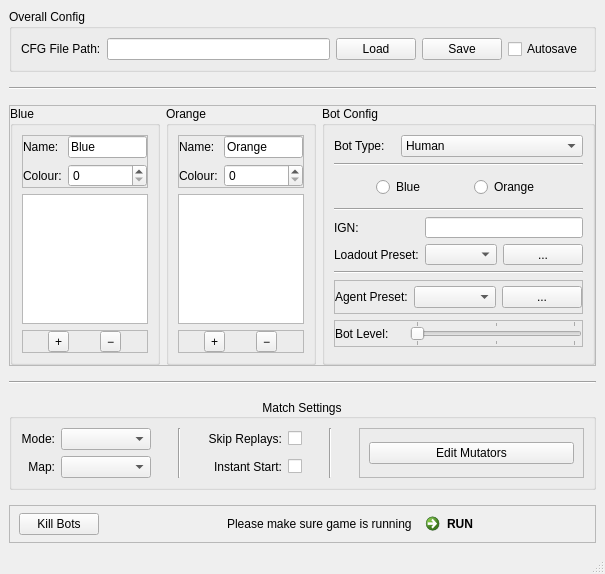
Old version of the form src/main/python/rlbot/gui/design/qt_gui.ui in the repository RLBot/RLBot.
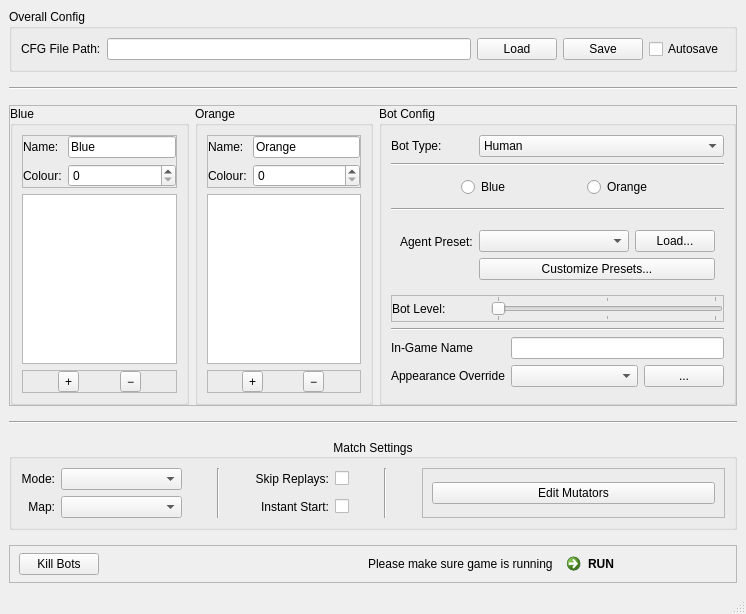
New version of the form.

Commit message: Rearranging GUI, and managing appearance configs better.

```diff
--- a/src/main/python/rlbot/gui/design/qt_gui.ui
+++ b/src/main/python/rlbot/gui/design/qt_gui.ui
@@ -6,8 +6,8 @@
    <rect>
     <x>0</x>
     <y>0</y>
-    <width>585</width>
-    <height>550</height>
+    <width>746</width>
+    <height>603</height>
    </rect>
   </property>
   <property name="windowTitle">
@@ -353,7 +353,7 @@
          <property name="checkable">
           <bool>false</bool>
          </property>
-         <layout class="QVBoxLayout" name="verticalLayout_3" stretch="0,0,0,0,0,0,0,0,0">
+         <layout class="QVBoxLayout" name="verticalLayout_3" stretch="0,0,0,0,0,0,0,0,0,0">
           <property name="sizeConstraint">
            <enum>QLayout::SetDefaultConstraint</enum>
           </property>
@@ -500,95 +500,42 @@
             </property>
            </widget>
           </item>
-          <item>
-           <widget class="QFrame" name="frame_2">
-            <property name="sizePolicy">
-             <sizepolicy hsizetype="Preferred" vsizetype="Fixed">
-              <horstretch>0</horstretch>
-              <verstretch>0</verstretch>
-             </sizepolicy>
-            </property>
-            <property name="frameShape">
-             <enum>QFrame::NoFrame</enum>
-            </property>
-            <layout class="QGridLayout" name="gridLayout" columnstretch="2,4,1">
-             <property name="leftMargin">
-              <number>0</number>
-             </property>
-             <property name="topMargin">
-              <number>0</number>
-             </property>
-             <property name="rightMargin">
-              <number>0</number>
-             </property>
-             <property name="bottomMargin">
-              <number>0</number>
-             </property>
-             <item row="0" column="0">
-              <widget class="QLabel" name="label_3">
-               <property name="text">
-                <string>IGN:</string>
-               </property>
-              </widget>
-             </item>
-             <item row="1" column="1">
-              <widget class="QComboBox" name="loadout_preset_combobox"/>
-             </item>
-             <item row="1" column="0">
-              <widget class="QLabel" name="label_4">
-               <property name="text">
-                <string>Loadout Preset:</string>
-               </property>
-              </widget>
-             </item>
-             <item row="0" column="1" colspan="2">
-              <widget class="QLineEdit" name="ign_lineedit"/>
-             </item>
-             <item row="1" column="2">
-              <widget class="QPushButton" name="loadout_preset_toolbutton">
-               <property name="text">
-                <string>...</string>
-               </property>
-              </widget>
-             </item>
-            </layout>
-           </widget>
-          </item>
-          <item>
-           <widget class="Line" name="extra_line">
-            <property name="orientation">
-             <enum>Qt::Horizontal</enum>
-            </property>
-           </widget>
-          </item>
           <item>
            <widget class="QFrame" name="rlbot_frame">
             <property name="sizePolicy">
-             <sizepolicy hsizetype="Preferred" vsizetype="Fixed">
+             <sizepolicy hsizetype="Preferred" vsizetype="Preferred">
               <horstretch>0</horstretch>
               <verstretch>0</verstretch>
              </sizepolicy>
             </property>
             <property name="frameShape">
-             <enum>QFrame::StyledPanel</enum>
+             <enum>QFrame::NoFrame</enum>
             </property>
-            <property name="frameShadow">
-             <enum>QFrame::Raised</enum>
+            <property name="lineWidth">
+             <number>1</number>
             </property>
-            <layout class="QHBoxLayout" name="horizontalLayout" stretch="2,4,1">
-             <property name="leftMargin">
-              <number>0</number>
+            <layout class="QGridLayout" name="gridLayout_3">
+             <property name="verticalSpacing">
+              <number>2</number>
              </property>
-             <property name="topMargin">
-              <number>0</number>
-             </property>
-             <property name="rightMargin">
-              <number>0</number>
-             </property>
-             <property name="bottomMargin">
-              <number>0</number>
-             </property>
-             <item>
+             <item row="2" column="1" colspan="2">
+              <widget class="QPushButton" name="agent_preset_toolbutton">
+               <property name="text">
+                <string>Customize Presets...</string>
+               </property>
+              </widget>
+             </item>
+             <item row="0" column="1">
+              <widget class="QComboBox" name="agent_preset_combobox">
+               <property name="sizePolicy">
+                <sizepolicy hsizetype="Expanding" vsizetype="Fixed">
+                 <horstretch>0</horstretch>
+                 <verstretch>0</verstretch>
+                </sizepolicy>
+               </property>
+              </widget>
+             </item>
+             <item row="0" column="0">
               <widget class="QLabel" name="label_2">
                <property name="minimumSize">
                 <size>
@@ -601,13 +548,10 @@
                </property>
               </widget>
              </item>
-             <item>
-              <widget class="QComboBox" name="agent_preset_combobox"/>
-             </item>
-             <item>
-              <widget class="QPushButton" name="agent_preset_toolbutton">
+             <item row="0" column="2">
+              <widget class="QPushButton" name="preset_load_toplevel_pushbutton">
                <property name="text">
-                <string>...</string>
+                <string>Load...</string>
                </property>
               </widget>
              </item>
@@ -679,6 +623,89 @@
             </layout>
            </widget>
           </item>
+          <item>
+           <widget class="Line" name="extra_line">
+            <property name="orientation">
+             <enum>Qt::Horizontal</enum>
+            </property>
+           </widget>
+          </item>
+          <item>
+           <widget class="QFrame" name="appearance_frame">
+            <property name="sizePolicy">
+             <sizepolicy hsizetype="Preferred" vsizetype="Fixed">
+              <horstretch>0</horstretch>
+              <verstretch>0</verstretch>
+             </sizepolicy>
+            </property>
+            <property name="frameShape">
+             <enum>QFrame::NoFrame</enum>
+            </property>
+            <layout class="QGridLayout" name="gridLayout" columnstretch="0,0,0">
+             <property name="leftMargin">
+              <number>0</number>
+             </property>
+             <property name="topMargin">
+              <number>0</number>
+             </property>
+             <property name="rightMargin">
+              <number>0</number>
+             </property>
+             <property name="bottomMargin">
+              <number>0</number>
+             </property>
+             <property name="horizontalSpacing">
+              <number>6</number>
+             </property>
+             <item row="1" column="0">
+              <widget class="QLabel" name="label_4">
+               <property name="sizePolicy">
+                <sizepolicy hsizetype="Minimum" vsizetype="Preferred">
+                 <horstretch>0</horstretch>
+                 <verstretch>0</verstretch>
+                </sizepolicy>
+               </property>
+               <property name="text">
+                <string>Appearance Override</string>
+               </property>
+              </widget>
+             </item>
+             <item row="0" column="0">
+              <widget class="QLabel" name="label_3">
+               <property name="sizePolicy">
+                <sizepolicy hsizetype="Minimum" vsizetype="Preferred">
+                 <horstretch>0</horstretch>
+                 <verstretch>0</verstretch>
+                </sizepolicy>
+               </property>
+               <property name="text">
+                <string>In-Game Name</string>
+               </property>
+              </widget>
+             </item>
+             <item row="1" column="1">
+              <widget class="QComboBox" name="loadout_preset_combobox">
+               <property name="sizePolicy">
+                <sizepolicy hsizetype="Expanding" vsizetype="Fixed">
+                 <horstretch>0</horstretch>
+                 <verstretch>0</verstretch>
+                </sizepolicy>
+               </property>
+              </widget>
+             </item>
+             <item row="1" column="2">
+              <widget class="QPushButton" name="loadout_preset_toolbutton">
+               <property name="text">
+                <string>...</string>
+               </property>
+              </widget>
+             </item>
+             <item row="0" column="1" colspan="2">
+              <widget class="QLineEdit" name="ign_lineedit"/>
+             </item>
+            </layout>
+           </widget>
+          </item>
           <item>
            <widget class="QFrame" name="button_frame">
             <property name="sizePolicy">
@@ -706,6 +733,19 @@
             </layout>
            </widget>
           </item>
+          <item>
+           <spacer name="verticalSpacer">
+            <property name="orientation">
+             <enum>Qt::Vertical</enum>
+            </property>
+            <property name="sizeHint" stdset="0">
+             <size>
+              <width>20</width>
+              <height>40</height>
+             </size>
+            </property>
+           </spacer>
+          </item>
          </layout>
         </widget>
        </item>
```
Left out of the diff: 2 changed lines with no effect on the pictures. The commit also changes 6 other files.
